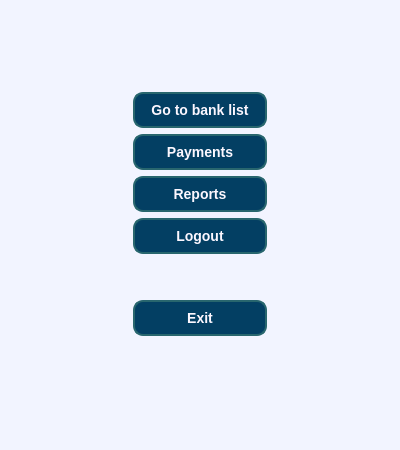
First picture: the form in course_work/source/menu/mainwindow.ui, repository R-Kiselev/Lab1, before the edit.
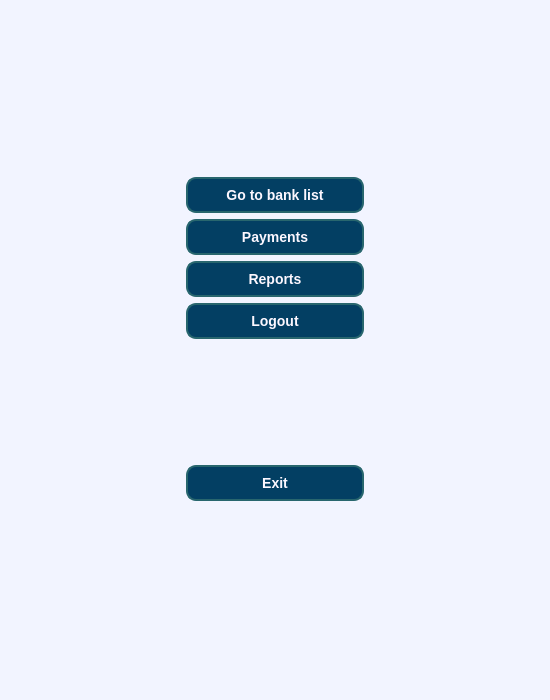
Second picture: the form after the edit.

```diff
--- a/course_work/source/menu/mainwindow.ui
+++ b/course_work/source/menu/mainwindow.ui
@@ -6,8 +6,8 @@
    <rect>
     <x>0</x>
     <y>0</y>
-    <width>400</width>
-    <height>450</height>
+    <width>550</width>
+    <height>700</height>
    </rect>
   </property>
   <property name="windowTitle">
@@ -170,6 +170,32 @@
         </property>
        </widget>
       </item>
+      <item>
+       <spacer name="verticalSpacer_5">
+        <property name="orientation">
+         <enum>Qt::Orientation::Vertical</enum>
+        </property>
+        <property name="sizeHint" stdset="0">
+         <size>
+          <width>20</width>
+          <height>40</height>
+         </size>
+        </property>
+       </spacer>
+      </item>
+      <item>
+       <spacer name="verticalSpacer_3">
+        <property name="orientation">
+         <enum>Qt::Orientation::Vertical</enum>
+        </property>
+        <property name="sizeHint" stdset="0">
+         <size>
+          <width>20</width>
+          <height>40</height>
+         </size>
+        </property>
+       </spacer>
+      </item>
       <item>
        <spacer name="verticalSpacer_4">
         <property name="orientation">
```
Left out of the diff: 2 changed lines with no effect on the pictures.
